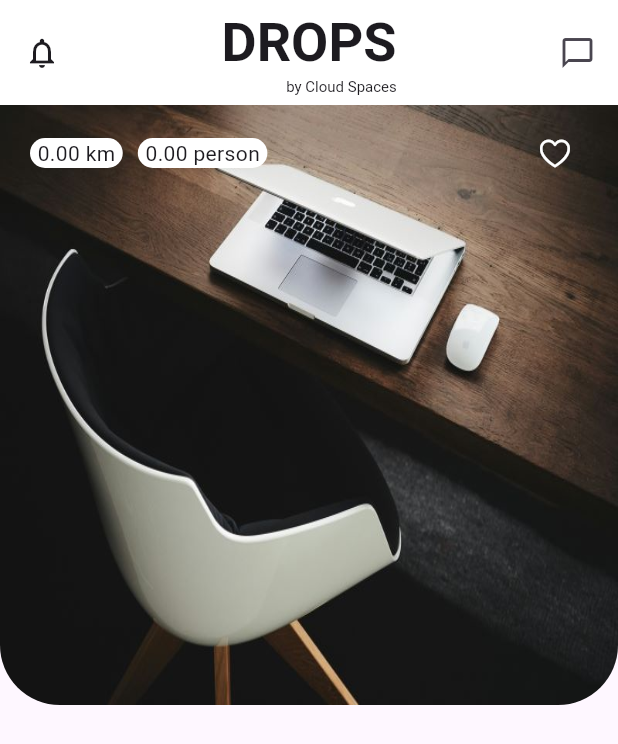
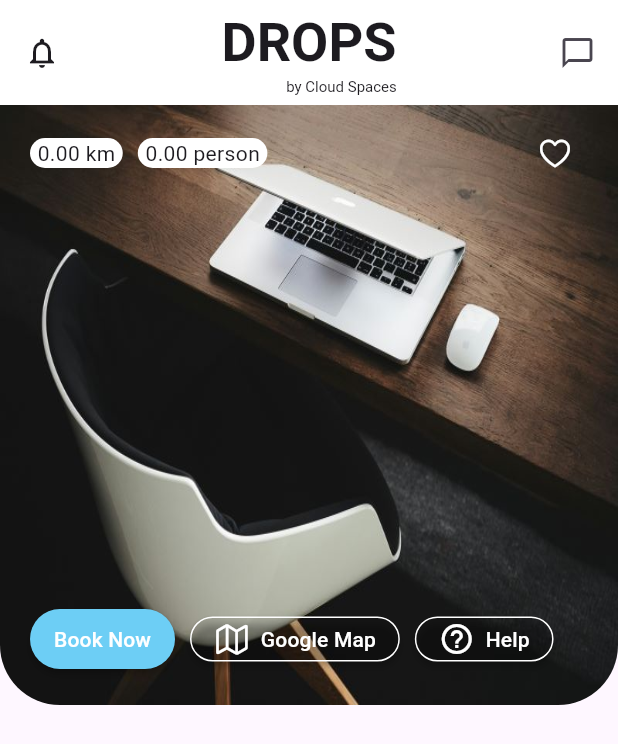
Before and after one commit to jhalto/office_booking, a Flutter app: the CreateBooking screen opened directly with empty values, on a phone screen of 412 x 824 dp. Shown: the top 744 px of the screen. Run offline on Flutter 3.47's test engine with Material 3 defaults, Android fonts, the light colour scheme and no system bars; our stand-ins replace cached_network_image, convex_bottom_bar, flutter_spinkit, fluttertoast, font_awesome_flutter, geocoding and 6 more; missing offline and left inert: mailer; accounts and stored records are empty.

Commit message:
create booking ui update

```diff
--- a/lib/screens/create_booking.dart
+++ b/lib/screens/create_booking.dart
@@ -58,7 +58,6 @@ class _CreateBookingState extends State<CreateBooking> {
                    image: AssetImage("lib/asset/image/office_1.jpg")
                )
              ),
-             child: Container(
              child: Column(
                crossAxisAlignment: CrossAxisAlignment.start,
                children: [
@@ -101,14 +100,80 @@ class _CreateBookingState extends State<CreateBooking> {
                  Padding(
                      padding: EdgeInsets.only(left: 20,bottom: 20),
                      child: Column(
+                       crossAxisAlignment: CrossAxisAlignment.start,
                        children: [
-                           Text("${widget.office['location']}",style: myStyle(22,Colors.white,),),
-                           Text("${widget.office['']}")
+                         Text("${widget.office['name']}",style: myStyle(20,Colors.white,FontWeight.bold),),
+                         Text("${widget.office['location']} ${widget.office['city']}",style: whiteStyle(),),
+                         SizedBox(height: 20,),
+                         Row(
+                           children: [
+                            MaterialButton(
+
+                              onPressed: (){},
+                              height: 40,
+                              shape: RoundedRectangleBorder(
+
+
+                                borderRadius: BorderRadius.circular(30)
+                              ),
+                              color: maya,
+                              child: Text("Book Now",style: whiteStyle(),),
+
+                            ),
+                             SizedBox(width: 10,),
+                             MaterialButton(
+
+                               onPressed: (){},
+                               height: 30,
+                               shape: RoundedRectangleBorder(
+
+                                   side: BorderSide(
+                                     color: Colors.white
+                                   ),
+                                   borderRadius: BorderRadius.circular(30)
+                               ),
+                               color: Colors.transparent,
+                               child: Row(
+                                 children: [
+                                   Icon(CupertinoIcons.map,color: sada,),
+
+                                   Text("  Google Map",style: whiteStyle(),),
+                                 ],
+                               ),
+
+                             ),
+                             SizedBox(width: 10,),
+                             MaterialButton(
+
+                               onPressed: (){},
+                               height: 30,
+                               shape: RoundedRectangleBorder(
+
+                                   side: BorderSide(
+                                       color: Colors.white
+                                   ),
+                                   borderRadius: BorderRadius.circular(30)
+                               ),
+                               color: Colors.transparent,
+                               child: Row(
+                                 children: [
+                                   Icon(Icons.help_outline,color: sada,),
+
+                                   Text("  Help",style: whiteStyle(),),
+                                 ],
+                               ),
+                             ),
+                           ],
+                         )
                        ],
                      ),
                  )
                ],
              ),
+           ),
+           Container(
+             padding: EdgeInsets.only(
+
              ),
            )
          ],
--- a/lib/widget/custom_widgets.dart
+++ b/lib/widget/custom_widgets.dart
@@ -181,6 +181,7 @@ small(){
 }
 final Color maya = Color(0xff6DCEF5);
 final Color caya = Color(0xff28768E);
+final Color sada = Color(0xffFFFFFF);
 
 whiteStyle(){
   return TextStyle(
```
Lines whose indentation alone changed are shown as unchanged.
